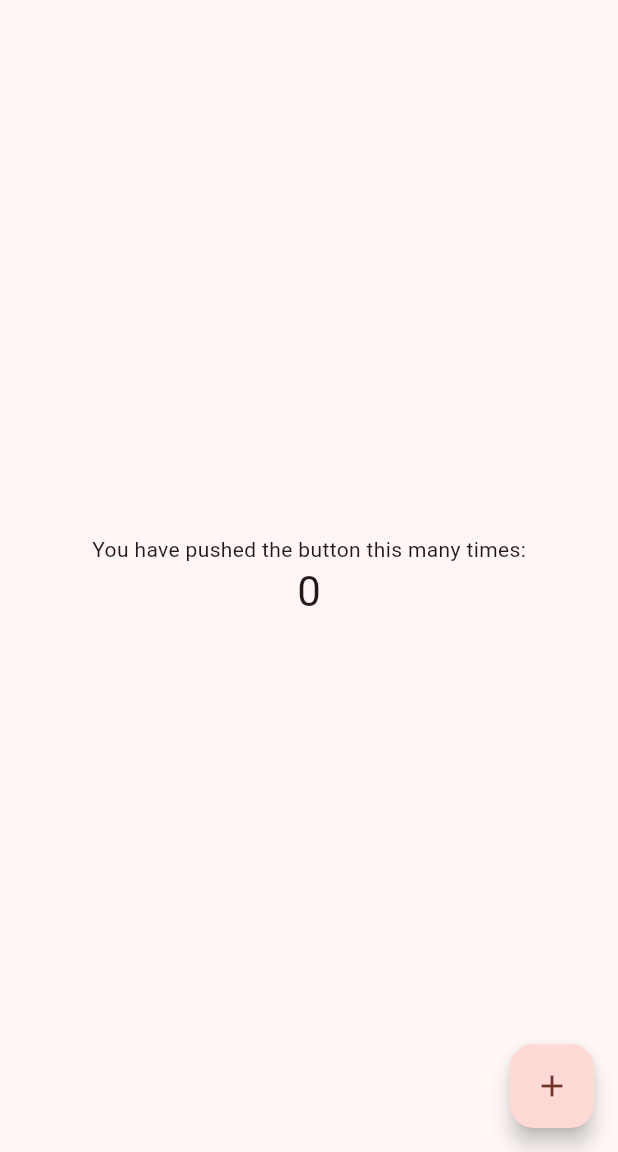
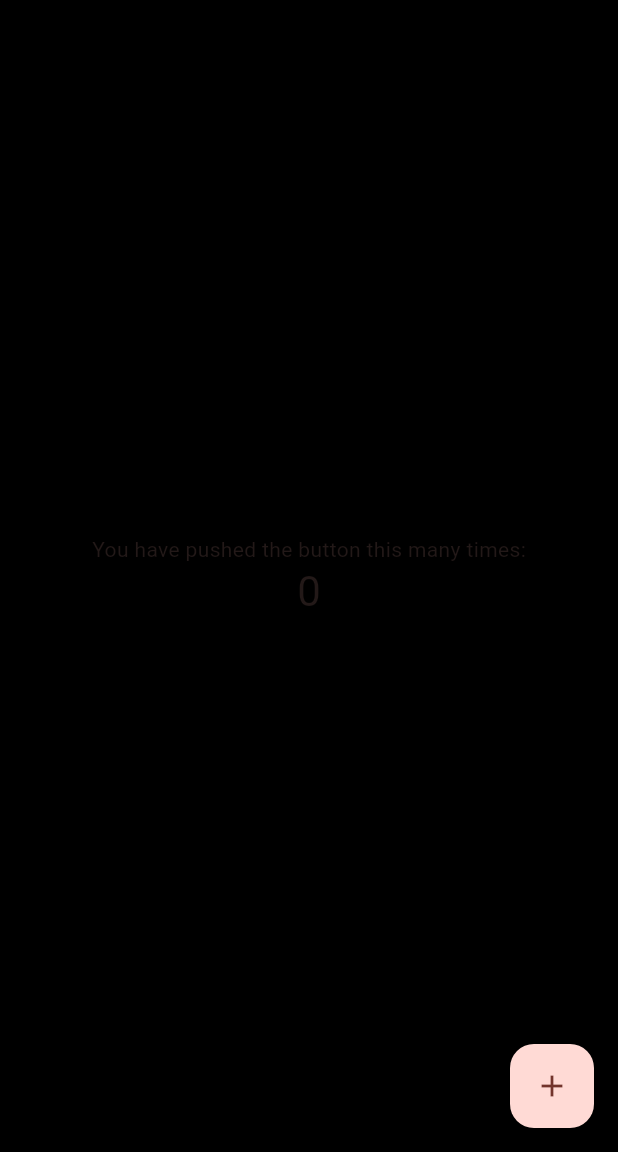
Before and after one commit to could-ai/01986925-4c4f-763c-bb65-e67b1ddebc20, a Flutter app: the screen it shows after launch, on a phone screen of 412 x 824 dp, the part 84-1236 px from its top. Run offline on Flutter 3.47's test engine with Material 3 defaults, Android fonts, the phone set to English and light mode, and no system bars.

Commit message:
Set the Scaffold background color to black for the main content area.

```diff
--- a/usr/lib/main.dart
+++ b/usr/lib/main.dart
@@ -77,6 +77,7 @@ class _MyHomePageState extends State<MyHomePage> {
     // fast, so that you can just rebuild anything that needs updating rather
     // than having to individually change instances of widgets.
     return Scaffold(
+      backgroundColor: Colors.black, // Set the background color of the body to black
       appBar: AppBar(
         // TRY THIS: Try changing the color here to a specific color (to
         // Colors.amber, perhaps?) and trigger a hot reload to see the AppBar
```
